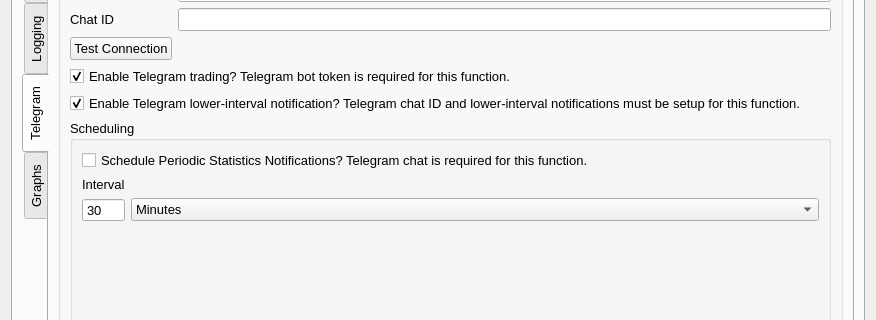
ZENALC/algobot, file UI/configuration.ui: the form before one commit; both pictures show x 0 to 876 and y 109 to 429 of the 876 by 776 pixel window.
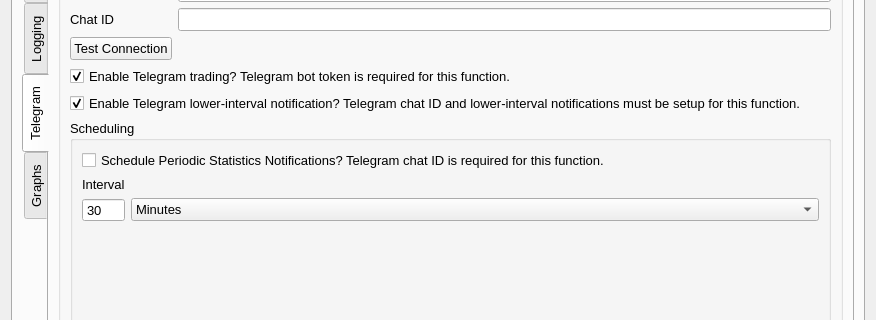
The form after the commit. The open tabs and pages were chosen to show the change.

```diff
--- a/UI/configuration.ui
+++ b/UI/configuration.ui
@@ -2538,7 +2538,7 @@
                  <item row="0" column="0" colspan="3">
                   <widget class="QCheckBox" name="schedulingStatisticsCheckBox">
                    <property name="text">
-                    <string>Schedule Periodic Statistics Notifications? Telegram chat is required for this function.</string>
+                    <string>Schedule Periodic Statistics Notifications? Telegram chat ID is required for this function.</string>
                    </property>
                   </widget>
                  </item>
```
Left out of the diff: 2 changed lines with no effect on the pictures.
